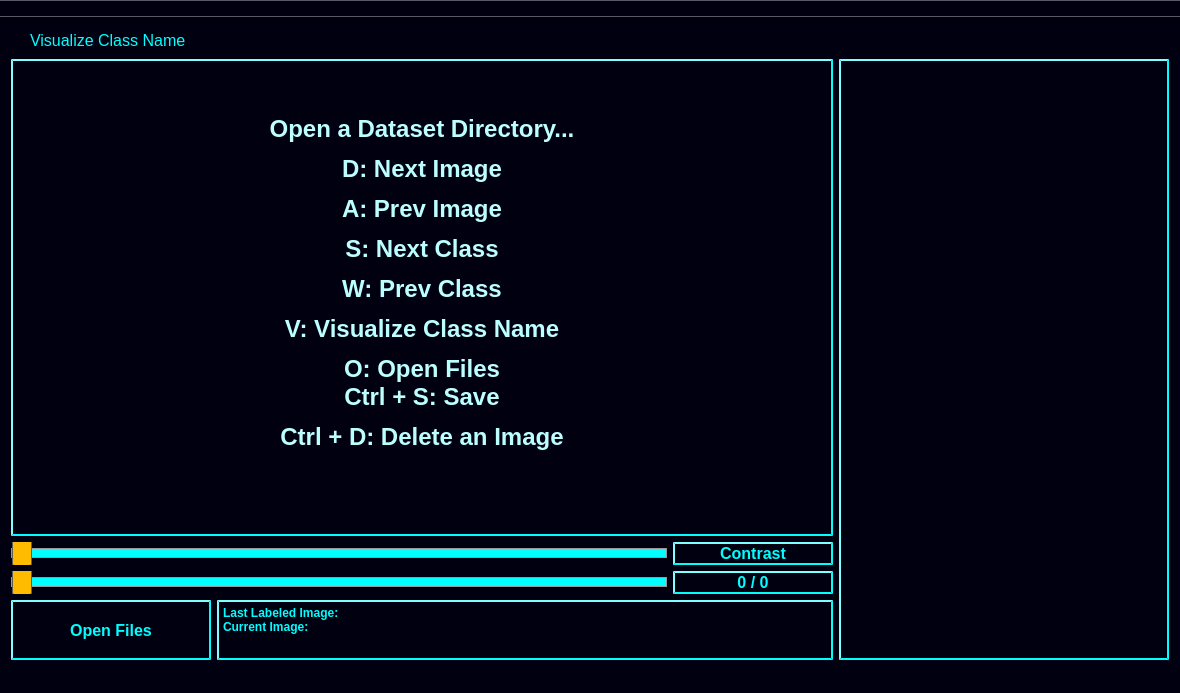
developer0hye/Yolo_Label, file mainwindow.ui: the form before one commit.
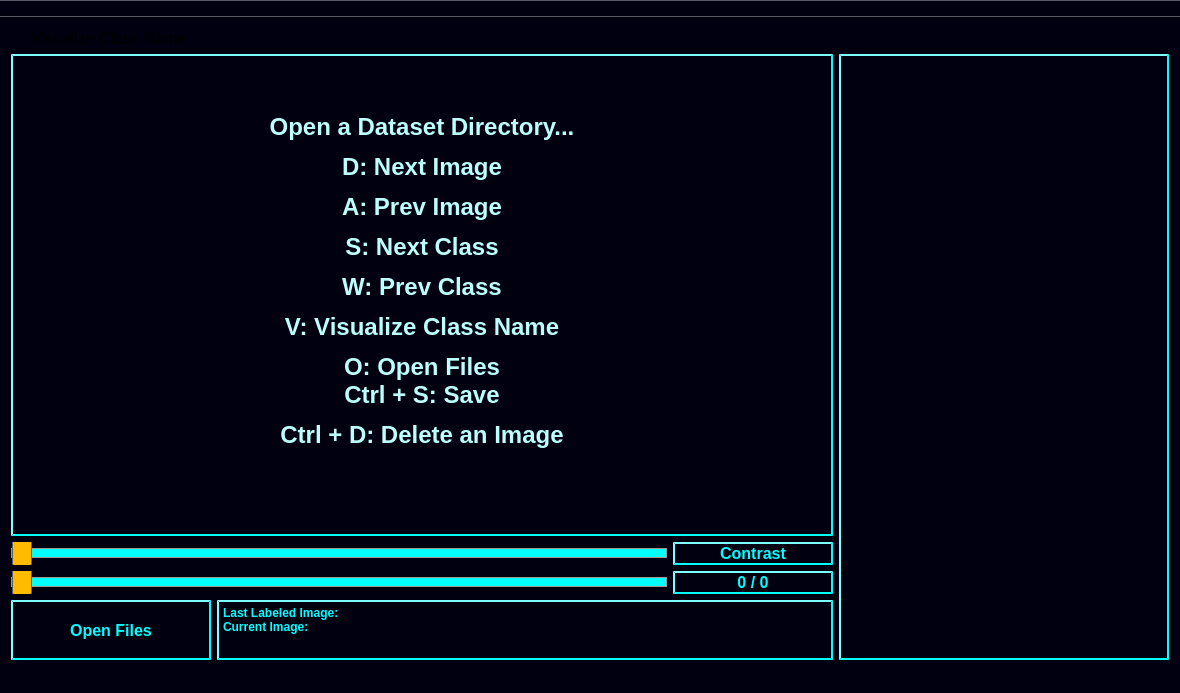
The form after the commit. Custom widgets are drawn as their Qt base class.

Commit message:
fix: add explicit checkbox indicator style for Qt6 visibility
Qt6 renders checkbox indicators differently when parent widgets have
dark background stylesheets. Add explicit border and fill styles to
the Visualize Class Name checkbox indicator so it remains visible
against the dark background.

What changed in the file:
```diff
--- a/mainwindow.ui
+++ b/mainwindow.ui
@@ -593,6 +593,15 @@
         </property>
         <property name="styleSheet">
          <string notr="true">background-color : rgb(0, 0, 17);color : rgb(0, 255, 255);
+QCheckBox::indicator {
+    width: 16px;
+    height: 16px;
+    border: 2px solid rgb(0, 255, 255);
+    background-color: rgb(0, 0, 17);
+}
+QCheckBox::indicator:checked {
+    background-color: rgb(0, 255, 255);
+}
 </string>
         </property>
         <property name="text">
```
